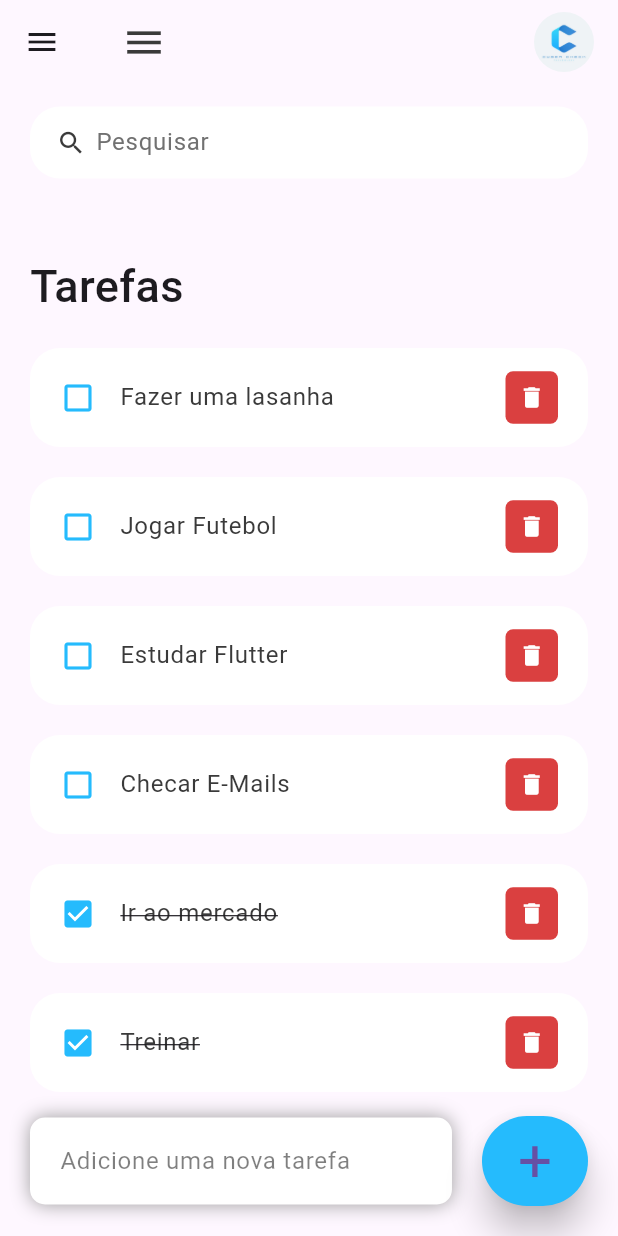
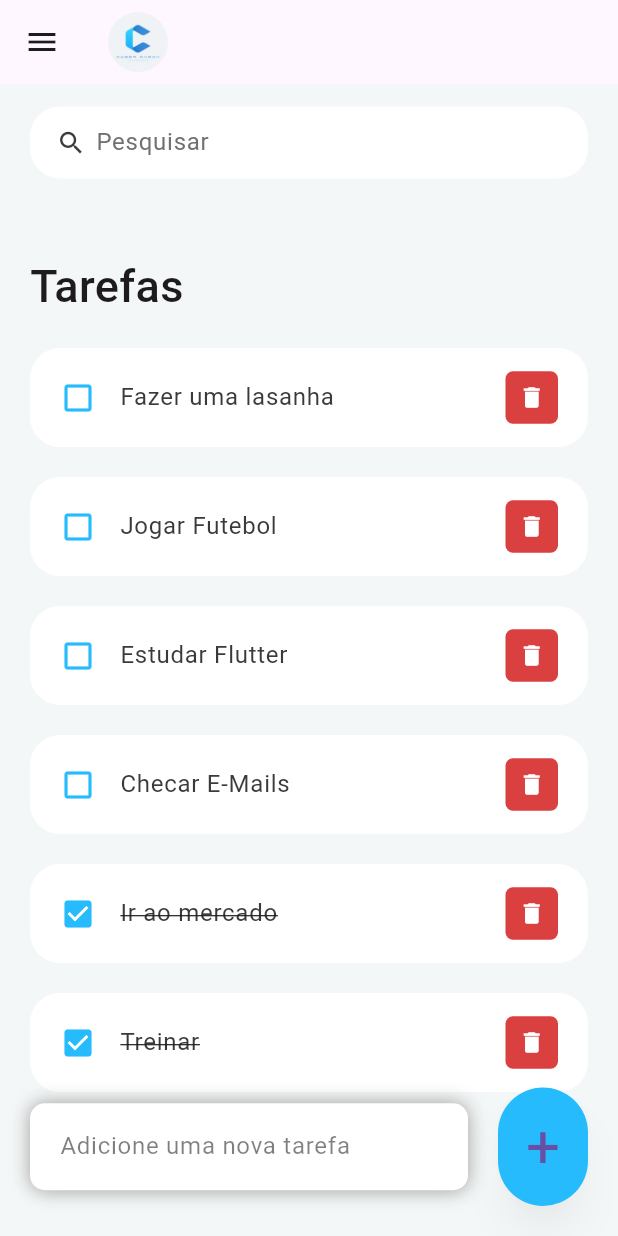
Before and after one commit to MarcosViniDLL/cybercheck, a Flutter app: the screen it shows after launch, after a tap on "Entrar", on a phone screen of 412 x 824 dp. Run offline on Flutter 3.47's test engine with Material 3 defaults, Android fonts, the phone set to English and light mode, and no system bars.

Commit message:
Remoção do Bug do Menu + Correção no Dark Mode

```diff
--- a/lib/components/colors.dart
+++ b/lib/components/colors.dart
@@ -2,8 +2,6 @@ import 'package:flutter/material.dart';
 
 const Color colorRed = Color(0xFFDA4040);
 const Color colorBlue = Color(0xFF5F52EE);
-
 const Color colorBlack = Color(0xFF3A3A3A);
 const Color colorGrey = Color(0xFF717171);
-
-const Color backgroundColor = Color(0xEFF3F6F6);
+const Color backgroundColor = Color(0xFFEFF3F6F6);
--- a/lib/screens/home.dart
+++ b/lib/screens/home.dart
@@ -2,8 +2,8 @@ import 'package:cybercheck/model/todo.dart';
 import 'package:cybercheck/widgets/todo_item.dart';
 import 'package:flutter/material.dart';
 import 'package:cybercheck/components/colors.dart';
-import 'package:cybercheck/screens/login_screen.dart';
-import 'package:cybercheck/screens/settings.dart';
+import 'settings.dart';
+import 'login_screen.dart';
 
 class Home extends StatefulWidget {
   final Function toggleTheme;
@@ -28,8 +28,10 @@ class _HomeState extends State<Home> {
   @override
   Widget build(BuildContext context) {
     return Scaffold(
-      backgroundColor: Theme.of(context).scaffoldBackgroundColor,
-      appBar: _buildAppBar(),
+      backgroundColor: Theme.of(context).brightness == Brightness.dark
+          ? Theme.of(context).scaffoldBackgroundColor
+          : backgroundColor, // Ajuste de cor de fundo
+      appBar: _buildAppBar(context),
       drawer: _buildDrawer(context),
       body: Stack(
         children: [
@@ -66,13 +68,15 @@ class _HomeState extends State<Home> {
                     margin: EdgeInsets.only(bottom: 20, right: 20, left: 20),
                     padding: EdgeInsets.symmetric(horizontal: 20, vertical: 5),
                     decoration: BoxDecoration(
-                      color: Colors.white,
-                      boxShadow: const [BoxShadow(
+                      color: Theme.of(context).brightness == Brightness.dark ? Colors.grey[800] : Colors.white,
+                      boxShadow: const [
+                        BoxShadow(
                           color: Colors.grey,
                           offset: Offset(0.0, 0.0),
                           blurRadius: 10.0,
                           spreadRadius: 0.0,
-                      )],
+                        ),
+                      ],
                       borderRadius: BorderRadius.circular(10),
                     ),
                     child: TextField(
@@ -95,9 +99,21 @@ class _HomeState extends State<Home> {
                     },
                     style: ElevatedButton.styleFrom(
                       textStyle: TextStyle(color: Colors.white),
+                      padding: EdgeInsets.all(16),
                       backgroundColor: Color(0xFF25BBFD),
                       minimumSize: Size(60, 60),
                       elevation: 10,
+                      shape: RoundedRectangleBorder(
+                        borderRadius: BorderRadius.circular(30)
+                      ),
+                      shadowColor: Colors.black.withOpacity(0.2),
+                    ).copyWith(
+                      backgroundColor: MaterialStateProperty.resolveWith<Color>((Set<MaterialState> states) {
+                        if (states.contains(MaterialState.pressed))
+                          return Color(0xFF1E90FF); // Cor quando pressionado
+                        return Color(0xFF25BBFD); // Cor padrão
+                      }),
+                      shadowColor: MaterialStateProperty.all<Color>(Colors.black.withOpacity(0.2)),
                     ),
                   ),
                 ),
@@ -148,44 +164,35 @@ class _HomeState extends State<Home> {
     return Container(
       padding: EdgeInsets.symmetric(horizontal: 15),
       decoration: BoxDecoration(
-        color: Colors.white,
+        color: Theme.of(context).brightness == Brightness.dark ? Colors.grey[800] : Colors.white,
         borderRadius: BorderRadius.circular(20),
       ),
       child: TextField(
         onChanged: (value) => _runFilter(value),
+        style: TextStyle(color: Theme.of(context).brightness == Brightness.dark ? Colors.white : Colors.black),
         decoration: InputDecoration(
           contentPadding: EdgeInsets.all(0),
           prefixIcon: Icon(Icons.search, color: colorBlack, size: 20),
           prefixIconConstraints: BoxConstraints(maxHeight: 20, minWidth: 25),
           border: InputBorder.none,
           hintText: 'Pesquisar',
-          hintStyle: TextStyle(color: colorGrey),
+          hintStyle: TextStyle(color: Theme.of(context).brightness == Brightness.dark ? Colors.white.withOpacity(0.5) : colorGrey),
         ),
       ),
     );
   }
 
-  AppBar _buildAppBar() {
+  AppBar _buildAppBar(BuildContext context) {
   return AppBar(
     backgroundColor: Theme.of(context).scaffoldBackgroundColor,
     elevation: 0,
-      title: Row(
-        mainAxisAlignment: MainAxisAlignment.spaceBetween,
-        children: [
-          IconButton(
-            icon: Icon(Icons.menu, color: colorBlack, size: 30),
-            onPressed: () {
-              Scaffold.of(context).openDrawer();
-            },
-          ),
-          Container(
-            height: 40, width: 40,
+    title: Container(
+      height: 40,
+      width: 40,
       child: ClipRRect(
         borderRadius: BorderRadius.circular(20),
         child: Image.asset('assets/images/logo.jpeg'),
       ),
-          ),
-        ],
     ),
   );
 }
--- a/lib/screens/settings.dart
+++ b/lib/screens/settings.dart
@@ -1,5 +1,4 @@
 import 'package:flutter/material.dart';
-import 'package:cybercheck/components/colors.dart';
 
 class SettingsScreen extends StatelessWidget {
   final Function toggleTheme;
--- a/lib/widgets/todo_item.dart
+++ b/lib/widgets/todo_item.dart
@@ -1,11 +1,11 @@
+import 'package:flutter/material.dart';
 import 'package:cybercheck/components/colors.dart';
 import 'package:cybercheck/model/todo.dart';
-import 'package:flutter/material.dart';
 
 class ToDoItem extends StatelessWidget {
   final ToDo todo;
-  final onToDoChanged;
-  final onDeleteItem;
+  final Function onToDoChanged;
+  final Function onDeleteItem;
 
   const ToDoItem({Key? key, required this.todo, required this.onToDoChanged, required this.onDeleteItem}) : super(key: key);
 
@@ -31,7 +31,7 @@ class ToDoItem extends StatelessWidget {
           style: TextStyle(
             fontSize: 16,
             color: colorBlack,
-            decoration: todo.isDone? TextDecoration.lineThrough : null,
+            decoration: todo.isDone ? TextDecoration.lineThrough : null,
           ),
         ),
         trailing: Container(
@@ -41,7 +41,7 @@ class ToDoItem extends StatelessWidget {
           width: 35,
           decoration: BoxDecoration(
             color: colorRed,
-            borderRadius: BorderRadius.circular(5)
+            borderRadius: BorderRadius.circular(5),
           ),
           child: IconButton(
             color: Colors.white,
@@ -53,6 +53,6 @@ class ToDoItem extends StatelessWidget {
           ),
         ),
       ),
-      );
+    );
   }
 }
```
Also changed, not shown: lib/model/todo.dart (+4 -4 lines). Lines whose indentation alone changed are shown as unchanged.
